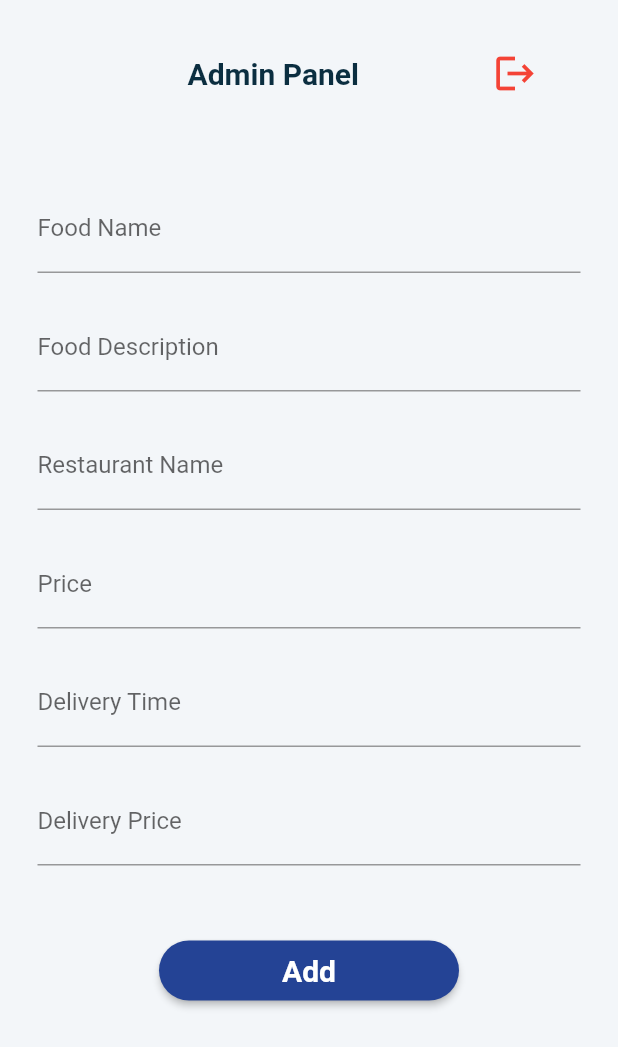
After one commit to ahmadshakir21/Eagle_Food_Ordering_App, a Flutter app: the AdminPanel screen opened directly, on a phone screen of 412 x 824 dp. The commit adds this screen. Shown: the top 1047 px of the screen. Run offline on Flutter 3.47's test engine with Material 2 defaults, Android fonts, the light colour scheme and no system bars; our stand-ins replace cloud_firestore, firebase_auth, firebase_core, font_awesome_flutter, google_nav_bar, lottie and 1 more; accounts and stored records are empty; network calls fail.

Commit message:
Cloud Firestore user_Model

```diff
--- /dev/null
+++ b/lib/models/admin_model.dart
@@ -0,0 +1,41 @@
+class AdminModel {
+  String? foodID;
+  String? name;
+  String? description;
+  int? price;
+  String? restaurantName;
+  int? deliveryTime;
+  int? deliveryPrice;
+
+  AdminModel(
+      {this.foodID,
+      this.name,
+      this.description,
+      this.price,
+      this.restaurantName,
+      this.deliveryTime,
+      this.deliveryPrice});
+
+  Map<String, dynamic> toMap() {
+    return {
+      "foodID": foodID,
+      "name": name,
+      "description": description,
+      "price": price,
+      "restaurantName": restaurantName,
+      "deliveryTime": deliveryTime,
+      "deliveryPrice": deliveryPrice,
+    };
+  }
+
+  factory AdminModel.fromMap(Map<String, dynamic> map) {
+    return AdminModel(
+        foodID: map['foodID'],
+        name: map['name'],
+        description: map['description'],
+        price: map['price'],
+        restaurantName: map['restaurantName'],
+        deliveryTime: map['deliveryTime'],
+        deliveryPrice: map['deliveryPrice']);
+  }
+}
--- /dev/null
+++ b/lib/screens/admin/admin_panel.dart
@@ -0,0 +1,95 @@
+import 'package:firebase_auth/firebase_auth.dart';
+import 'package:flutter/material.dart';
+
+class AdminPanel extends StatelessWidget {
+  const AdminPanel({Key? key}) : super(key: key);
+
+  @override
+  Widget build(BuildContext context) {
+    return Scaffold(
+        backgroundColor: const Color(0xFFF3F6F9),
+        body: Padding(
+            padding: const EdgeInsets.all(15),
+            child: SingleChildScrollView(
+                child: Column(children: [
+              const SizedBox(
+                height: 10,
+              ),
+              Row(
+                children: [
+                  const SizedBox(
+                    width: 110,
+                  ),
+                  const Text(
+                    "Admin Panel",
+                    style: TextStyle(
+                      fontSize: 20,
+                      fontWeight: FontWeight.w700,
+                      color: Color(0xFF0B2E40),
+                    ),
+                  ),
+                  const SizedBox(
+                    width: 80,
+                  ),
+                  IconButton(
+                      onPressed: () {},
+                      icon: const Icon(
+                        Icons.logout,
+                        size: 30,
+                        color: Colors.red,
+                      )),
+                ],
+              ),
+              const SizedBox(
+                height: 40,
+              ),
+              const Padding(
+                padding: EdgeInsets.all(10),
+                child: TextField(
+                    decoration: InputDecoration(labelText: "Food Name")),
+              ),
+              const Padding(
+                padding: EdgeInsets.all(10),
+                child: TextField(
+                    decoration: InputDecoration(labelText: "Food Description")),
+              ),
+              const Padding(
+                padding: EdgeInsets.all(10),
+                child: TextField(
+                    decoration: InputDecoration(labelText: "Restaurant Name")),
+              ),
+              const Padding(
+                padding: EdgeInsets.all(10),
+                child:
+                    TextField(decoration: InputDecoration(labelText: "Price")),
+              ),
+              const Padding(
+                padding: EdgeInsets.all(10),
+                child: TextField(
+                    decoration: InputDecoration(labelText: "Delivery Time")),
+              ),
+              const Padding(
+                padding: EdgeInsets.all(10),
+                child: TextField(
+                    decoration: InputDecoration(labelText: "Delivery Price")),
+              ),
+              const SizedBox(
+                height: 40,
+              ),
+              Container(
+                  height: 40,
+                  width: 200,
+                  child: ElevatedButton(
+                      onPressed: () {},
+                      style: ElevatedButton.styleFrom(
+                          primary: const Color(0xFF244395),
+                          shape: RoundedRectangleBorder(
+                              borderRadius: BorderRadius.circular(20))),
+                      child: const Text(
+                        "Add",
+                        style: TextStyle(
+                            fontSize: 20, fontWeight: FontWeight.w600),
+                      )))
+            ]))));
+  }
+}
--- a/lib/screens/authentication/main_screen.dart
+++ b/lib/screens/authentication/main_screen.dart
@@ -1,5 +1,6 @@
 import 'package:firebase_auth/firebase_auth.dart';
 import 'package:flutter/material.dart';
+import 'package:food_ordering_app/screens/admin/admin_panel.dart';
 import 'package:food_ordering_app/screens/authentication/auth_screen.dart';
 import 'package:food_ordering_app/screens/my_bottom_navigation_bar.dart';
 
@@ -19,7 +20,7 @@ class MainScreen extends StatelessWidget {
           } else if (snapshot.hasData) {
             return MyBottomNavigationBar();
           } else {
-            return const AuthScreen();
+            return AuthScreen();
           }
         },
       ),
--- a/pubspec.yaml
+++ b/pubspec.yaml
@@ -40,8 +40,7 @@ dependencies:
   google_nav_bar: ^5.0.6
   firebase_core: ^1.21.0
   firebase_auth: ^3.6.4
-  email_validator: ^2.1.17
-  google_sign_in: ^5.4.1
+  cloud_firestore: ^3.4.6
 
 dev_dependencies:
   flutter_test:
```
Also changed, not shown: lib/models/user_model.dart (added, +28 -0 lines), lib/screens/authentication/authentication_sign_in.dart (+12 -14 lines), lib/screens/authentication/authentication_sign_up.dart (+27 -4 lines), lib/screens/home_screen.dart (+6 -1 lines), pubspec.lock, 1 other file.
